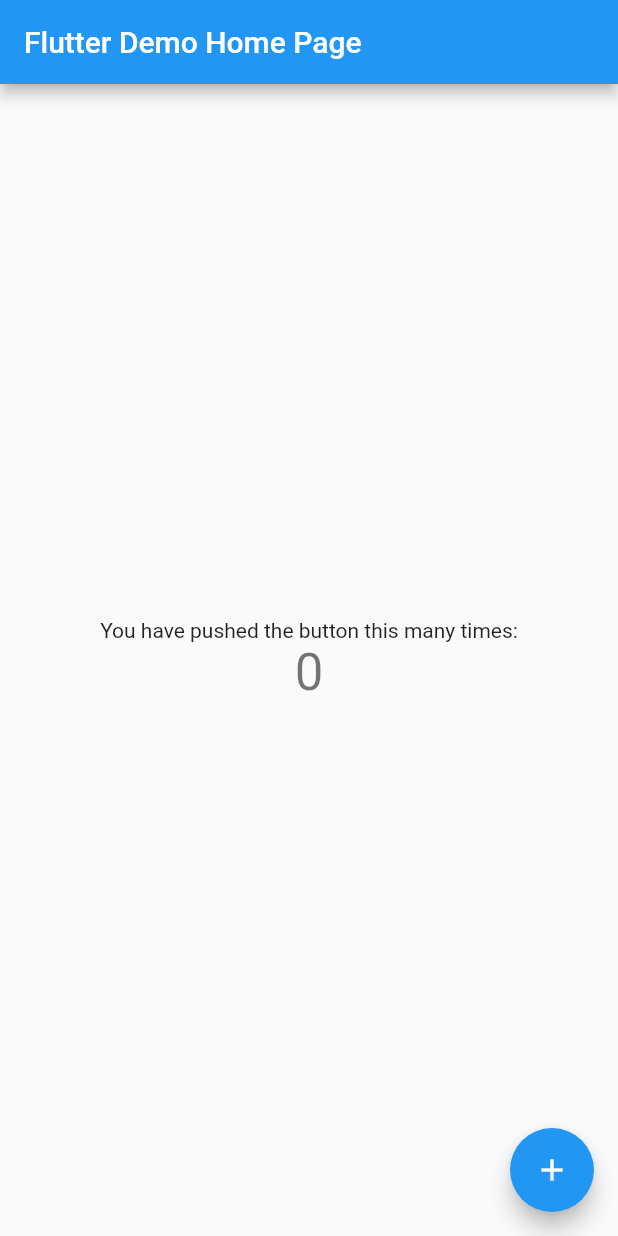
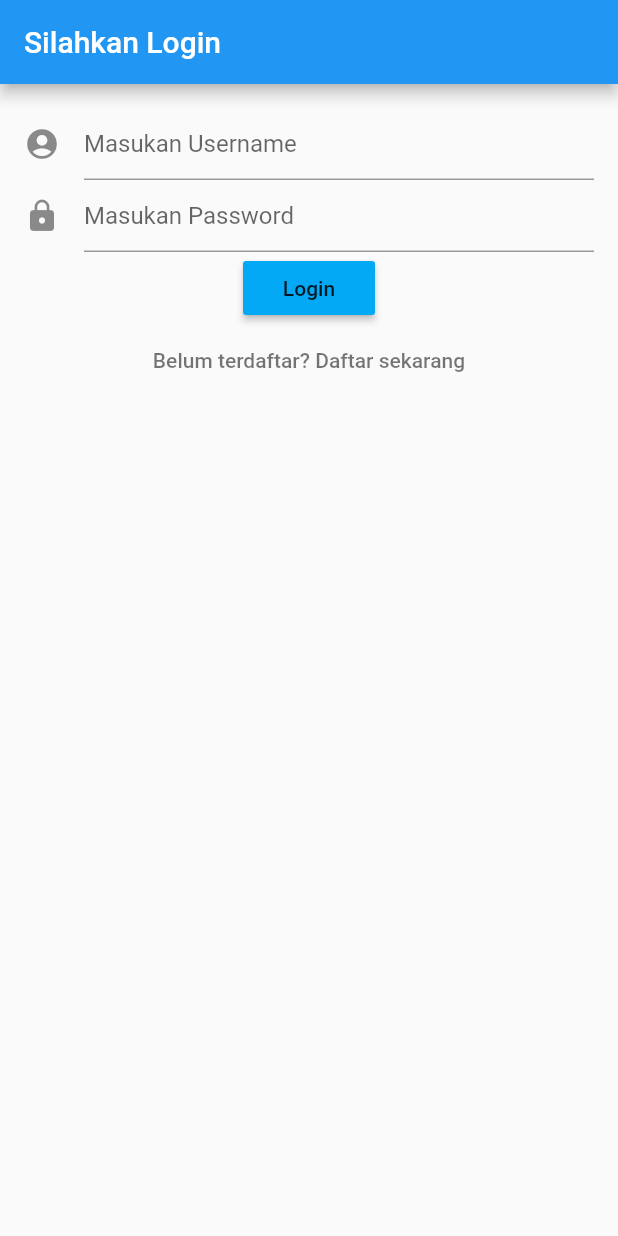
Before and after one commit to imamandrias/tugas2, a Flutter app: the screen it shows after launch, on a phone screen of 412 x 824 dp. Run offline on Flutter 3.47's test engine with Material 2 defaults, Android fonts, the phone set to English and light mode, and no system bars.

Commit message:
login, register beserta navigator

```diff
--- a/login_navigator/lib/main.dart
+++ b/login_navigator/lib/main.dart
@@ -26,92 +26,99 @@ class MyApp extends StatelessWidget {
         // closer together (more dense) than on mobile platforms.
         visualDensity: VisualDensity.adaptivePlatformDensity,
       ),
-      home: MyHomePage(title: 'Flutter Demo Home Page'),
+      home: HalamanLogin(),
     );
   }
 }
 
-class MyHomePage extends StatefulWidget {
-  MyHomePage({Key key, this.title}) : super(key: key);
-
-  // This widget is the home page of your application. It is stateful, meaning
-  // that it has a State object (defined below) that contains fields that affect
-  // how it looks.
-
-  // This class is the configuration for the state. It holds the values (in this
-  // case the title) provided by the parent (in this case the App widget) and
-  // used by the build method of the State. Fields in a Widget subclass are
-  // always marked "final".
-
-  final String title;
-
-  @override
-  _MyHomePageState createState() => _MyHomePageState();
-}
-
-class _MyHomePageState extends State<MyHomePage> {
-  int _counter = 0;
-
-  void _incrementCounter() {
-    setState(() {
-      // This call to setState tells the Flutter framework that something has
-      // changed in this State, which causes it to rerun the build method below
-      // so that the display can reflect the updated values. If we changed
-      // _counter without calling setState(), then the build method would not be
-      // called again, and so nothing would appear to happen.
-      _counter++;
-    });
-  }
-
+class HalamanLogin extends StatelessWidget {
   @override
   Widget build(BuildContext context) {
-    // This method is rerun every time setState is called, for instance as done
-    // by the _incrementCounter method above.
-    //
-    // The Flutter framework has been optimized to make rerunning build methods
-    // fast, so that you can just rebuild anything that needs updating rather
-    // than having to individually change instances of widgets.
     return Scaffold(
       appBar: AppBar(
-        // Here we take the value from the MyHomePage object that was created by
-        // the App.build method, and use it to set our appbar title.
-        title: Text(widget.title),
+        title: Text('Silahkan Login'),
       ),
-      body: Center(
-        // Center is a layout widget. It takes a single child and positions it
-        // in the middle of the parent.
-        child: Column(
-          // Column is also a layout widget. It takes a list of children and
-          // arranges them vertically. By default, it sizes itself to fit its
-          // children horizontally, and tries to be as tall as its parent.
-          //
-          // Invoke "debug painting" (press "p" in the console, choose the
-          // "Toggle Debug Paint" action from the Flutter Inspector in Android
-          // Studio, or the "Toggle Debug Paint" command in Visual Studio Code)
-          // to see the wireframe for each widget.
-          //
-          // Column has various properties to control how it sizes itself and
-          // how it positions its children. Here we use mainAxisAlignment to
-          // center the children vertically; the main axis here is the vertical
-          // axis because Columns are vertical (the cross axis would be
-          // horizontal).
-          mainAxisAlignment: MainAxisAlignment.center,
-          children: <Widget>[
-            Text(
-              'You have pushed the button this many times:',
-            ),
-            Text(
-              '$_counter',
-              style: Theme.of(context).textTheme.headline4,
-            ),
-          ],
+      body: Padding(
+        padding: const EdgeInsets.all(16.0),
+        child: Form(
+          child: Column(
+            children: <Widget>[
+              TextFormField(
+                decoration: InputDecoration(hintText: "Masukan Username", icon: Icon(Icons.account_circle)),
+              ),
+              TextFormField(
+                obscureText: true,
+                decoration: InputDecoration(hintText: "Masukan Password", icon: Icon(Icons.lock)),
+              ),
+              RaisedButton(
+                child: Text("Login"),
+                color: Colors.lightBlue,
+                onPressed: (){},
+              ),
+              FlatButton(
+                  child: Text(
+                    'Belum terdaftar? Daftar sekarang',
+                    style: TextStyle(color: Colors.black54),
+                  ),
+                  onPressed: (){
+                    Navigator.push(context, MaterialPageRoute(builder: (context)=>HalamanRegister()))
+                    ;}
+                //onPressed: (){Navigator.of(context).pushNamed(HalamanRegister.tag);},
+              )
+            ],
+          ),
         ),
       ),
-      floatingActionButton: FloatingActionButton(
-        onPressed: _incrementCounter,
-        tooltip: 'Increment',
-        child: Icon(Icons.add),
-      ), // This trailing comma makes auto-formatting nicer for build methods.
     );
   }
 }
+
+
+class HalamanRegister extends StatelessWidget {
+  @override
+  Widget build(BuildContext context) {
+    return Scaffold(
+      appBar: AppBar(
+        title: Text('Silahkan Register Terlebih Dahulu'),
+      ),
+      body: Padding(
+        padding: const EdgeInsets.all(16.0),
+        child: Form(
+          child: Column(
+            children: <Widget>[
+              TextFormField(
+                decoration: InputDecoration(hintText: "Masukan Username", icon: Icon(Icons.account_circle)),
+              ),
+              TextFormField(
+                decoration: InputDecoration(hintText: "Masukan Email", icon: Icon(Icons.email)),
+              ),
+              TextFormField(
+                obscureText: true,
+                decoration: InputDecoration(hintText: "Masukan Password", icon: Icon(Icons.lock)),
+              ),
+              TextFormField(
+                obscureText: true,
+                decoration: InputDecoration(hintText: "Masukan Password Kembali", icon: Icon(Icons.lock)),
+              ),
+              RaisedButton(
+                child: Text("Register"),
+                color: Colors.lightBlue,
+                onPressed: (){},
+              ),
+              FlatButton(
+                  child: Text(
+                    'Sudah daftar? Login',
+                    style: TextStyle(color: Colors.black54),
+                  ),
+                  onPressed: (){
+                    Navigator.push(context, MaterialPageRoute(builder: (context)=>HalamanLogin()))
+                    ;}
+                //onPressed: (){Navigator.of(context).pushNamed(HalamanRegister.tag);},
+              )
+            ],
+          ),
+        ),
+      ),
+    );
+  }
+}
```
